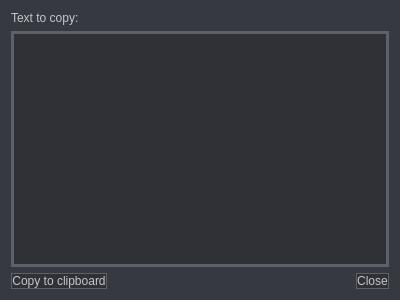
Old version of the form commandlinedialog.ui in the repository Doommarine23/RocketLauncher2.
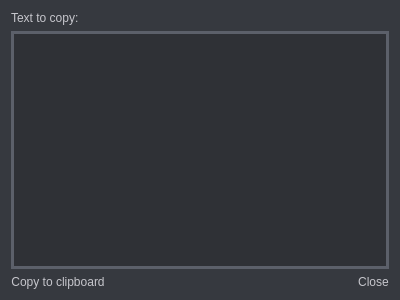
New version of the form. Icons and pictures are not drawn.

```diff
--- a/commandlinedialog.ui
+++ b/commandlinedialog.ui
@@ -43,9 +43,25 @@
      <item>
       <widget class="QPushButton" name="button_copycmd">
        <property name="styleSheet">
-        <string notr="true">background-color: rgb(47, 49, 54);
-border: 1px solid rgb(92, 96, 106);
-color:#c6c6cc</string>
+        <string notr="true">QPushButton
+{
+color: #c6c6cc;
+border-image: url(:engine/img/UI/UI_Button.png) 10 10 10 10;
+border-top: 3px transparent;
+border-bottom: 3px transparent;
+border-right: 10px transparent;
+border-left: 10px transparent;
+}
+
+QPushButton:pressed
+{
+color: #adadb3;
+border-image: url(:engine/img/UI/UI_Button_Pressed.png) 10 10 10 10;
+border-top: 3px transparent;
+border-bottom: 3px transparent;
+border-right: 10px transparent;
+border-left: 10px transparent;
+}</string>
        </property>
        <property name="text">
         <string>Copy to clipboard</string>
@@ -55,9 +71,25 @@
      <item>
       <widget class="QDialogButtonBox" name="buttonBox">
        <property name="styleSheet">
-        <string notr="true">background-color: rgb(47, 49, 54);
-border: 1px solid rgb(92, 96, 106);
-color:#c6c6cc</string>
+        <string notr="true">QPushButton
+{
+color: #c6c6cc;
+border-image: url(:engine/img/UI/UI_Button.png) 10 10 10 10;
+border-top: 3px transparent;
+border-bottom: 3px transparent;
+border-right: 10px transparent;
+border-left: 10px transparent;
+}
+
+QPushButton:pressed
+{
+color: #adadb3;
+border-image: url(:engine/img/UI/UI_Button_Pressed.png) 10 10 10 10;
+border-top: 3px transparent;
+border-bottom: 3px transparent;
+border-right: 10px transparent;
+border-left: 10px transparent;
+}</string>
        </property>
        <property name="orientation">
         <enum>Qt::Horizontal</enum>
```
